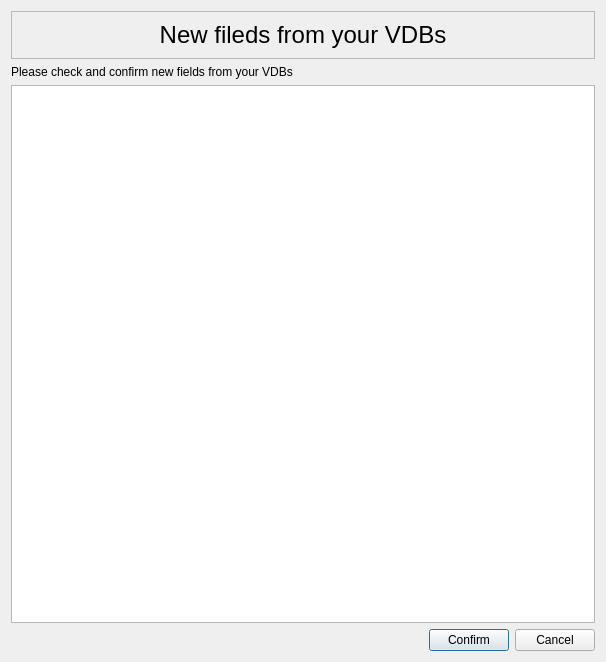
Old version of the form VDBMergeDialog.ui in the repository WilsonImmunologyLab/VGenes.
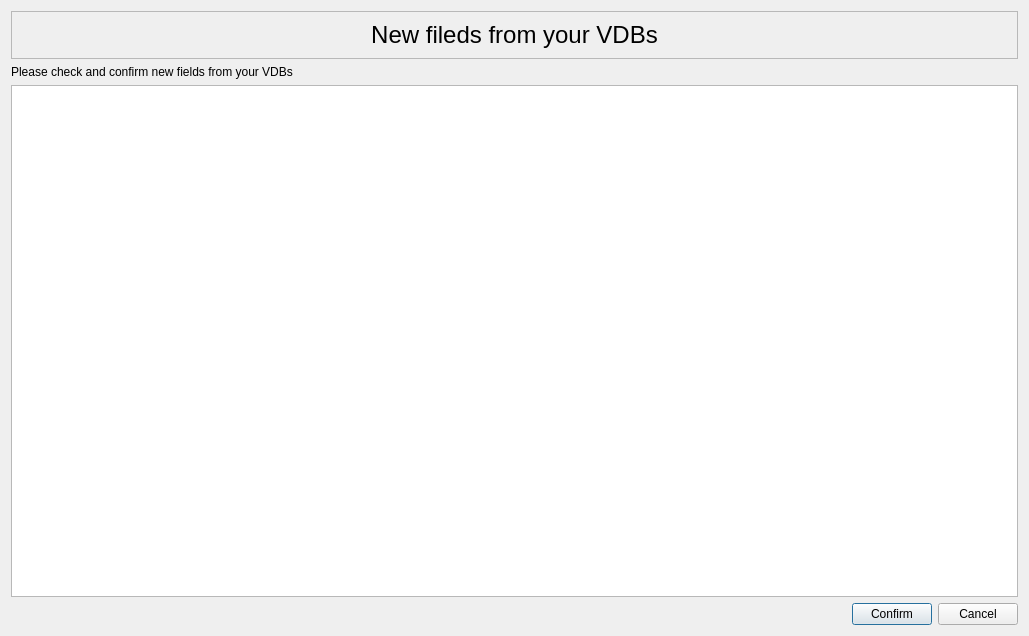
New version of the form.

Commit message: input check and data collection function for Merge VDB

Diff of the .ui file:
```diff
--- a/VDBMergeDialog.ui
+++ b/VDBMergeDialog.ui
@@ -6,8 +6,8 @@
    <rect>
     <x>0</x>
     <y>0</y>
-    <width>606</width>
-    <height>662</height>
+    <width>1029</width>
+    <height>636</height>
    </rect>
   </property>
   <property name="windowTitle">
```
The commit also changes 2 other files.
